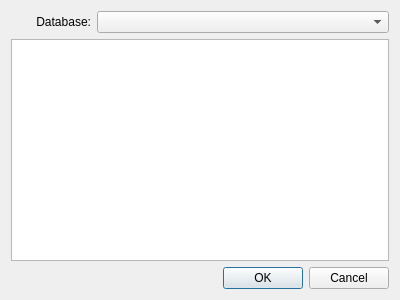
Qt form opentrackdialog.ui (lephro/VeloTrackEditToolbox) before a commit.
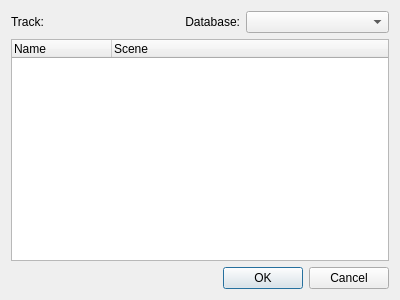
The same form after that commit.

Commit message:
Added scene to opentrackdialog
Added scene to the opentrackdialog
Changed from listwidget to treewidget

The edit to the form file:
```diff
--- a/opentrackdialog.ui
+++ b/opentrackdialog.ui
@@ -21,6 +21,13 @@
     <layout class="QHBoxLayout" name="horizontalLayout">
      <item>
       <widget class="QLabel" name="label">
+       <property name="text">
+        <string>Track:</string>
+       </property>
+      </widget>
+     </item>
+     <item>
+      <widget class="QLabel" name="databaseLabel">
        <property name="maximumSize">
         <size>
          <width>80</width>
@@ -44,7 +51,18 @@
     </layout>
    </item>
    <item>
-    <widget class="QListWidget" name="trackListWidget"/>
+    <widget class="QTreeWidget" name="trackListTreeWidget">
+     <column>
+      <property name="text">
+       <string>Name</string>
+      </property>
+     </column>
+     <column>
+      <property name="text">
+       <string>Scene</string>
+      </property>
+     </column>
+    </widget>
    </item>
    <item>
     <widget class="QDialogButtonBox" name="openTrackDialogButtonBox">
```
The commit also changes 4 other files.
